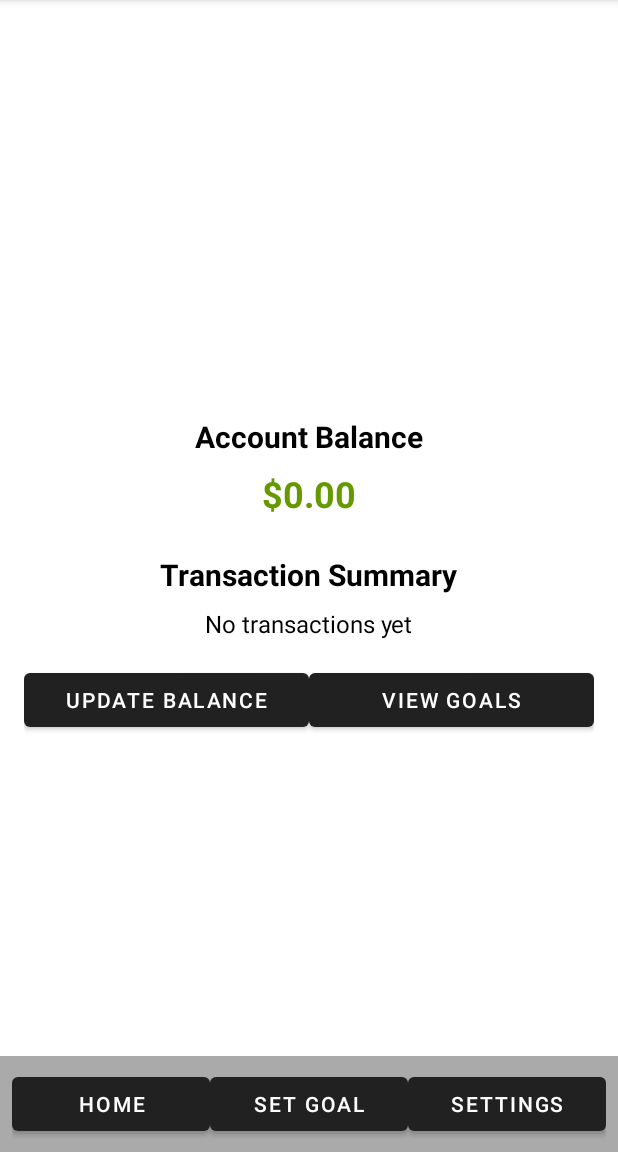
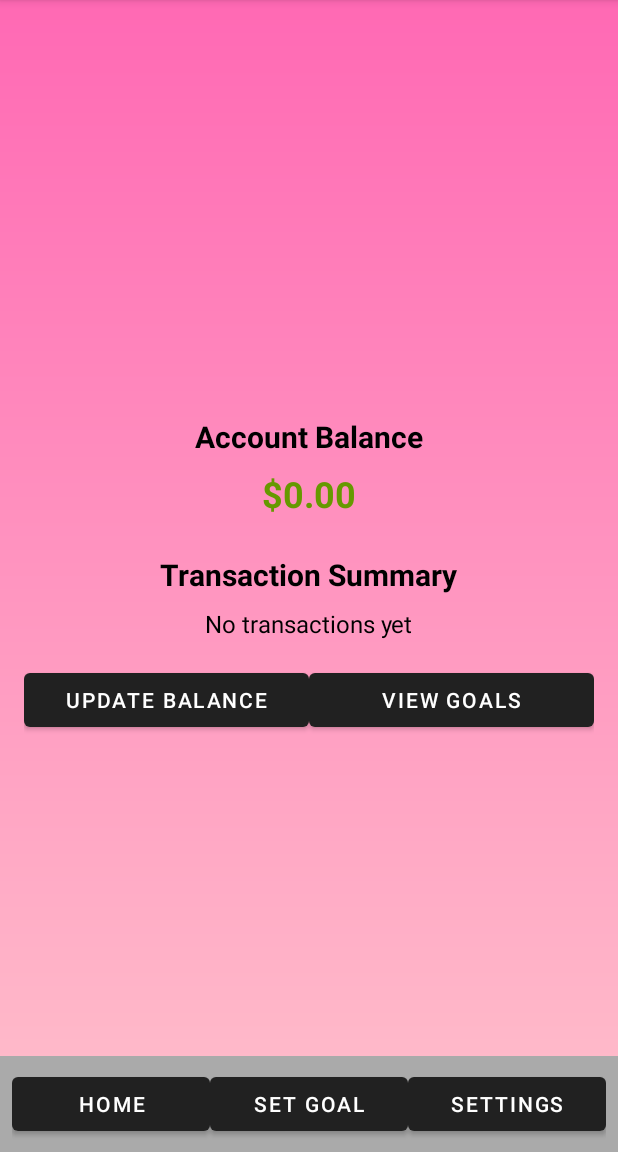
Before and after one commit to cs-mg-gh/freeFin2, an Android app: the LandingPageActivity screen opened directly, with no data from a screen before it, on a phone screen of 412 x 824 dp, the part 84-1236 px from its top. Run offline under Robolectric (Android 15) with nearby library versions, the phone set to English and light mode, and no system bars.

Commit message:
fixed create account

```diff
--- a/app/src/main/java/com/example/freefin2/Database/FreeFinDatabase.java
+++ b/app/src/main/java/com/example/freefin2/Database/FreeFinDatabase.java
@@ -20,7 +20,7 @@ import java.util.concurrent.ExecutorService;
 import java.util.concurrent.Executors;
 
 @TypeConverters(LocalDateTypeConverter.class)
-@Database(entities={FreeFinUser.class, Bills.class}, version = 4,exportSchema = false)
+@Database(entities={FreeFinUser.class, Bills.class}, version = 1,exportSchema = false)
 public abstract class FreeFinDatabase extends RoomDatabase {
     public static final String FreeFinTable = "FreeFinTable";
     public static final String BillsTable ="BillsTable";
--- a/app/src/main/java/com/example/freefin2/MainActivity.java
+++ b/app/src/main/java/com/example/freefin2/MainActivity.java
@@ -22,11 +22,9 @@ import com.example.freefin2.Database.FreeFinLogRepo;
 import com.example.freefin2.Database.entities.FreeFinUser;
 
 public class MainActivity extends AppCompatActivity {
-    //private static final String SAVED_INSTANCE_STATE_USERID_KEY = ;
     public static String MAIN_ACTIVITY_USER_ID="com.example.freefin2.MAIN_ACTIVITY_USER_ID";
     static final String SHARED_PREFERENCE_USERID_KEY = "com.example.freefin2.SHARED_PREFERENCE_USERID_KEY";
     public static final String SAVED_INSTANCE_STATE_USERID_KEY = "com.example.freefin2.SAVED_INSTANCE_STATE_USERID_KEY";
-   // static final String SHARED_PREFERENCE_USERID_VALUE = "com.example.freefin2.SHARED_PREFERENCE_USERID_VALUE";
 
     public static final String TAG= "FreeFin";
     private FreeFinLogRepo repository;
--- a/app/src/main/res/drawable/background_gradiant.xml
+++ b/app/src/main/res/drawable/background_gradiant.xml
@@ -1,7 +1,7 @@
 <?xml version="1.0" encoding="utf-8"?>
-<selector xmlns:android="http://schemas.android.com/apk/res/android">
+<shape xmlns:android="http://schemas.android.com/apk/res/android">
     <gradient
         android:startColor="#FFC0CB"
         android:endColor="#FF69B4"
         android:angle="90"/>
-</selector>
+</shape>
--- a/app/src/main/res/layout/activity_create_account.xml
+++ b/app/src/main/res/layout/activity_create_account.xml
@@ -4,7 +4,8 @@
     xmlns:tools="http://schemas.android.com/tools"
     android:layout_width="match_parent"
     android:layout_height="match_parent"
-    tools:context=".CreateAccountActivity">
+    tools:context=".CreateAccountActivity"
+    android:background="@drawable/background_gradiant">
 
 
     <TextView
@@ -13,7 +14,8 @@
         android:layout_height="94dp"
         android:layout_marginTop="32dp"
         android:text="@string/t"
-        android:textSize="40dp"
+        android:textStyle="bold"
+        android:textSize="40sp"
         app:layout_constraintBottom_toTopOf="@+id/editTextUsername"
         app:layout_constraintEnd_toEndOf="parent"
         app:layout_constraintHorizontal_bias="0.496"
--- a/app/src/main/res/layout/activity_landing_page.xml
+++ b/app/src/main/res/layout/activity_landing_page.xml
@@ -1,7 +1,8 @@
 <?xml version="1.0" encoding="utf-8"?>
 <RelativeLayout xmlns:android="http://schemas.android.com/apk/res/android"
     android:layout_width="match_parent"
-    android:layout_height="match_parent">
+    android:layout_height="match_parent"
+    android:background="@drawable/background_gradiant">
 
     <!-- Content Layout (Dashboard) -->
     <LinearLayout
@@ -17,7 +18,7 @@
             android:id="@+id/textViewAccountBalance"
             android:layout_width="wrap_content"
             android:layout_height="wrap_content"
-            android:text="Account Balance"
+            android:text="@string/account_balance"
             android:textSize="20sp"
             android:textColor="@android:color/black"
             android:textStyle="bold"
@@ -27,7 +28,7 @@
             android:id="@+id/textViewBalanceAmount"
             android:layout_width="wrap_content"
             android:layout_height="wrap_content"
-            android:text="$0.00"
+            android:text="@string/_0_00"
             android:textSize="24sp"
             android:textColor="@android:color/holo_green_dark"
             android:textStyle="bold"
@@ -37,7 +38,7 @@
             android:id="@+id/textViewTransactionSummary"
             android:layout_width="wrap_content"
             android:layout_height="wrap_content"
-            android:text="Transaction Summary"
+            android:text="@string/transaction_summary"
             android:textSize="20sp"
             android:textColor="@android:color/black"
             android:textStyle="bold"
@@ -47,7 +48,7 @@
             android:id="@+id/textViewSummaryDetails"
             android:layout_width="wrap_content"
             android:layout_height="wrap_content"
-            android:text="No transactions yet"
+            android:text="@string/no_transactions_yet"
             android:textSize="16sp"
             android:textColor="@android:color/black"
             android:layout_marginBottom="16dp"/>
@@ -63,14 +64,14 @@
                 android:layout_width="0dp"
                 android:layout_height="wrap_content"
                 android:layout_weight="1"
-                android:text="Update Balance" />
+                android:text="@string/update_balance" />
 
             <Button
                 android:id="@+id/buttonViewGoals"
                 android:layout_width="0dp"
                 android:layout_height="wrap_content"
                 android:layout_weight="1"
-                android:text="View Goals" />
+                android:text="@string/view_goals" />
 
         </LinearLayout>
 
@@ -92,21 +93,21 @@
             android:layout_width="0dp"
             android:layout_height="wrap_content"
             android:layout_weight="1"
-            android:text="Home" />
+            android:text="@string/home" />
 
         <Button
             android:id="@+id/set_goal_button"
             android:layout_width="0dp"
             android:layout_height="wrap_content"
             android:layout_weight="1"
-            android:text="Set Goal" />
+            android:text="@string/set_goal" />
 
         <Button
             android:id="@+id/settings_button"
             android:layout_width="0dp"
             android:layout_height="wrap_content"
             android:layout_weight="1"
-            android:text="Settings" />
+            android:text="@string/settings" />
 
     </LinearLayout>
 
--- a/app/src/main/res/layout/activity_login.xml
+++ b/app/src/main/res/layout/activity_login.xml
@@ -5,7 +5,7 @@
     android:layout_width="match_parent"
     android:layout_height="match_parent"
     tools:context=".MainActivity"
-    android:backgroundTint="#76e393">
+    android:background="@drawable/background_gradiant">
 
     <TextView
         android:id="@+id/textViewAppName"
--- a/app/src/main/res/values/strings.xml
+++ b/app/src/main/res/values/strings.xml
@@ -12,4 +12,13 @@
     <string name="sign_up">Sign Up!</string>
     <string name="preference_file_key">FreefinnSharedPreferenceKey</string>
     <string name="preference_usedId_key">FreefinnUserIDsharedpreferenceKey</string>
+    <string name="account_balance">Account Balance</string>
+    <string name="_0_00">$0.00</string>
+    <string name="transaction_summary">Transaction Summary</string>
+    <string name="no_transactions_yet">No transactions yet</string>
+    <string name="update_balance">Update Balance</string>
+    <string name="view_goals">View Goals</string>
+    <string name="set_goal">Set Goal</string>
+    <string name="settings">Settings</string>
+    <string name="home">Home</string>
 </resources>
```
Also changed, not shown: app/src/main/java/com/example/freefin2/CreateAccountActivity.java (+3 -7 lines), app/src/main/java/com/example/freefin2/viewHolder/FreeFinnViewModel.java (+5 -9 lines), gradle/wrapper/gradle-wrapper.properties.
